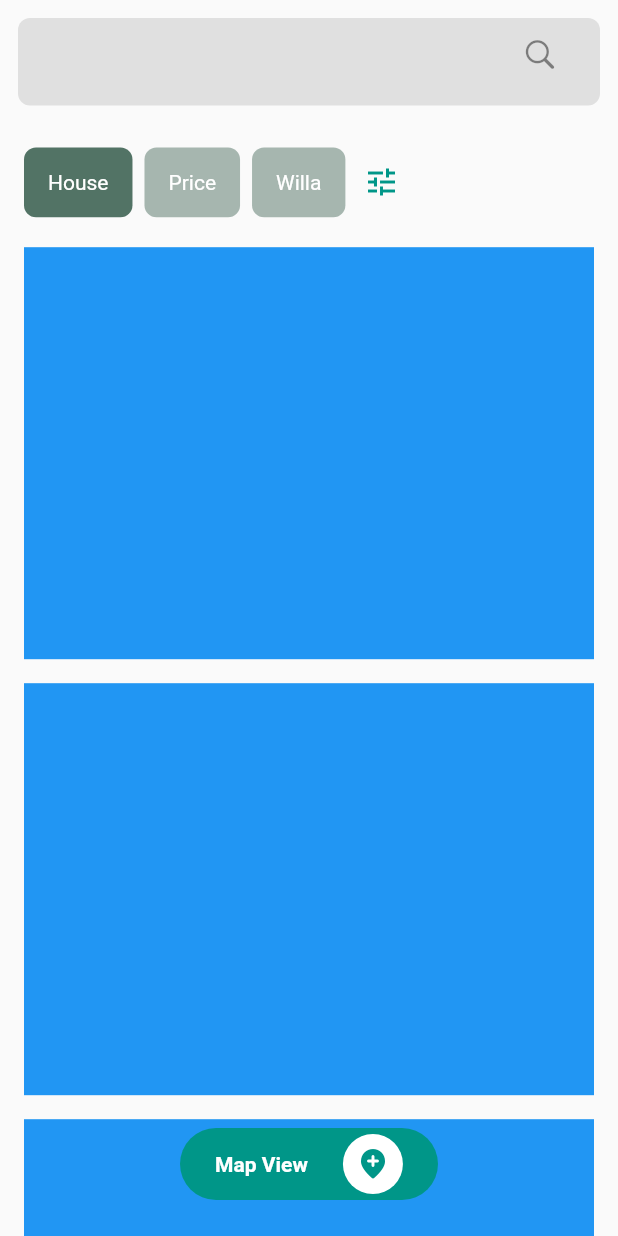
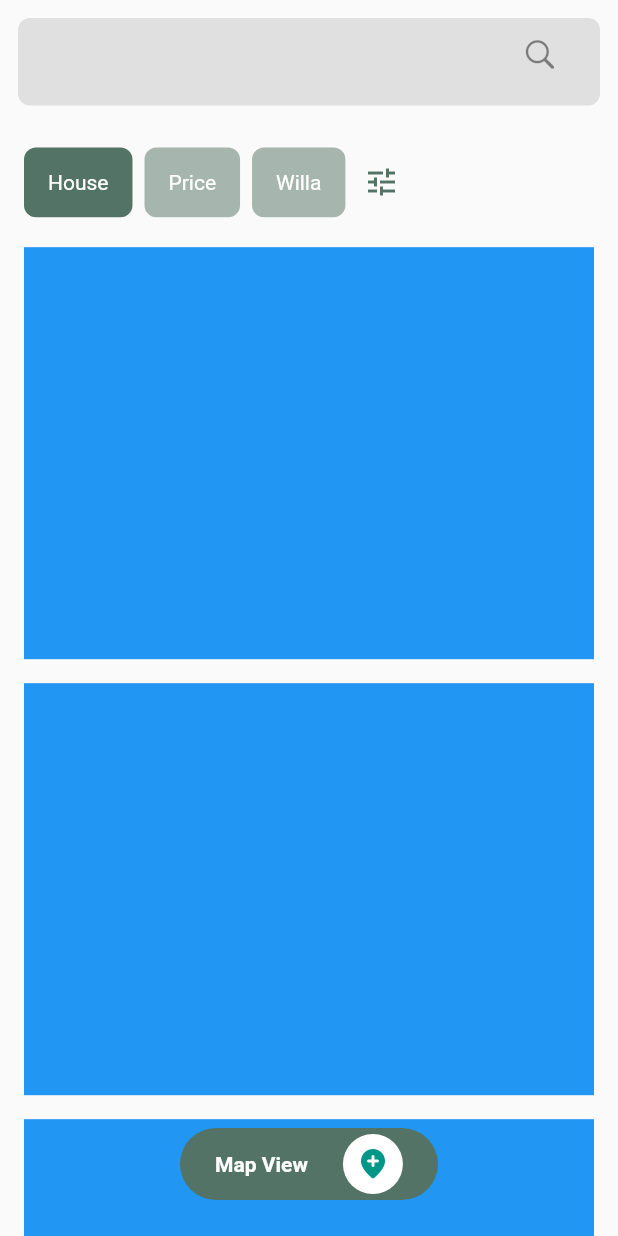
Before and after one commit to JAICHANGPARK/flutter_notebook_8th_story, a Flutter app: the screen it shows after launch, on a phone screen of 412 x 824 dp. Run offline on Flutter 3.47's test engine with Material 2 defaults, Android fonts, the phone set to English and light mode, and no system bars; our stand-ins replace badges, flutter_hooks, google_fonts, hooks_riverpod, state_notifier.

Commit message:
Update rental_main_page.dart

```diff
--- a/lib/ep585_rental_app/rental_main_page.dart
+++ b/lib/ep585_rental_app/rental_main_page.dart
@@ -121,7 +121,7 @@ class _RentalMainPageState extends State<RentalMainPage> {
                     IconButton(
                       icon: Icon(Icons.tune),
                       onPressed: () {},
-                      color: Colors.teal,
+                      color: _appColor
                     )
                   ],
                 ),
@@ -169,7 +169,7 @@ class _RentalMainPageState extends State<RentalMainPage> {
                     child: Center(
                       child: Container(
                         height: 48,
-                        decoration: BoxDecoration(color: Colors.teal, borderRadius: BorderRadius.circular(24)),
+                        decoration: BoxDecoration(color: _appColor, borderRadius: BorderRadius.circular(24)),
                         child: Row(
                           mainAxisAlignment: MainAxisAlignment.spaceEvenly,
                           children: [
```
